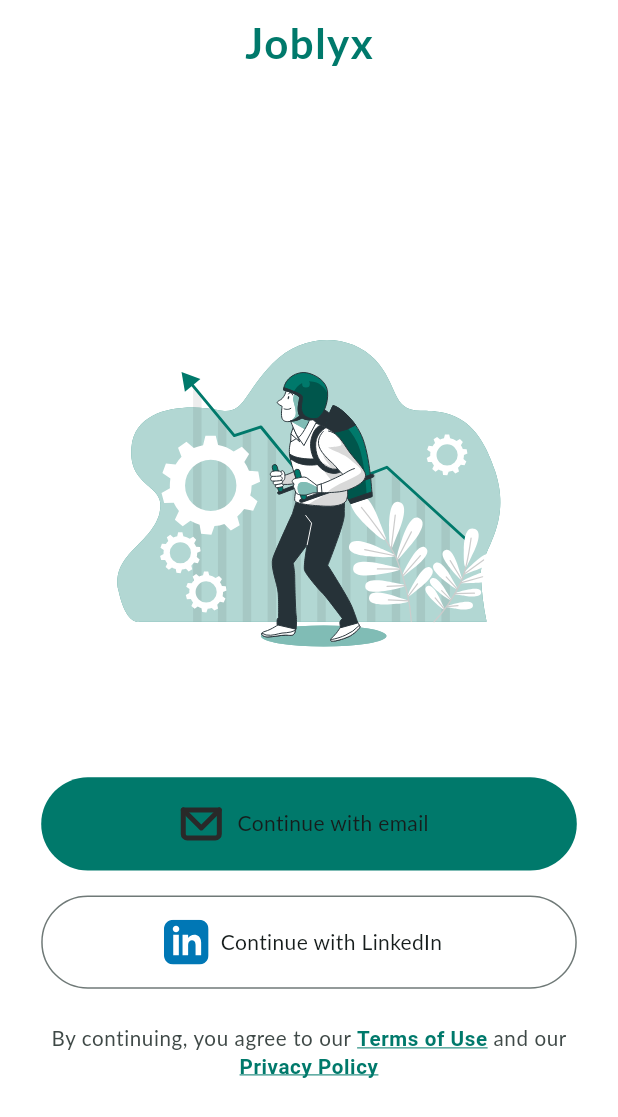
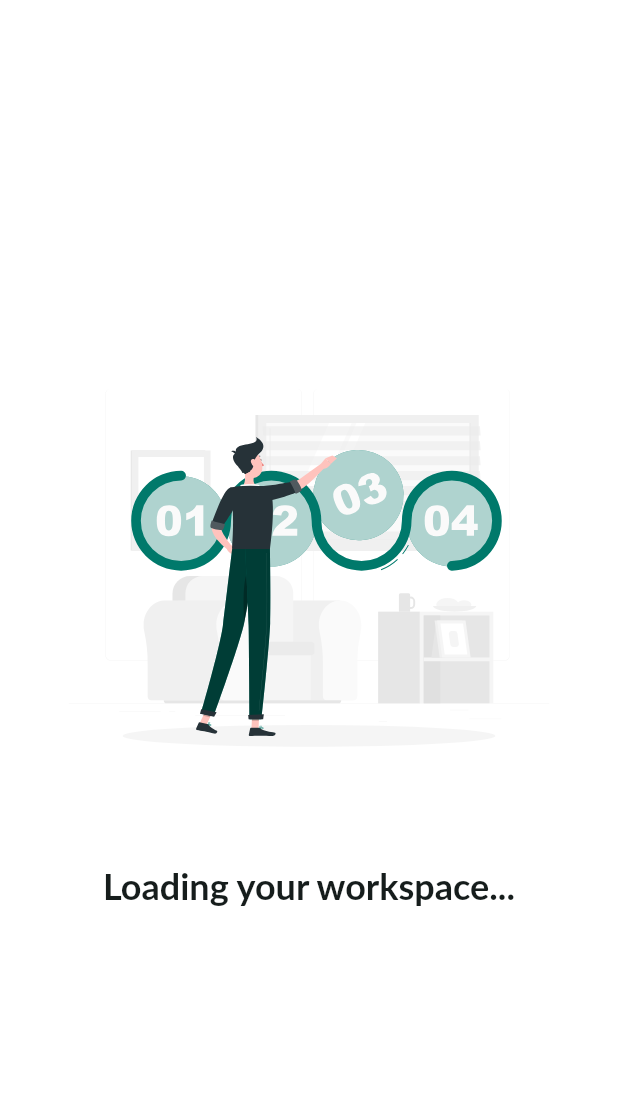
Before and after one commit to AlexisIvan2000/Joblyx_v2, a Flutter app: the screen it shows after launch, after a tap on "Continue with LinkedIn", on a phone screen of 412 x 824 dp. Shown: the top 1117 px of the screen. Run offline on Flutter 3.47's test engine with Material 3 defaults, Android fonts, the phone set to English and light mode, and no system bars; our stand-ins replace flutter_screenutil, flutter_svg, google_fonts.

Commit message:
Implement structure for code changes with placeholders for future updates

```diff
--- a/frontend/assets/i18n/en.json
+++ b/frontend/assets/i18n/en.json
@@ -46,5 +46,9 @@
         "no_password": "Password is required",
         "invalid_password": "Password must be at least 8 characters\nand contain a special character"
 
+    },
+
+    "loading": {
+        "loading": "Loading your workspace..."
     }
 }
--- a/frontend/assets/i18n/fr.json
+++ b/frontend/assets/i18n/fr.json
@@ -47,5 +47,9 @@
         "invalid_password": "Le mot de passe doit comporter au moins 8 caractères\net contenir au moins un caractère spécial"
 
 
+    },
+
+    "loading": {
+        "loading": "Chargement de votre espace de travail..."
     }
 }
--- a/frontend/lib/core/screens/first_page.dart
+++ b/frontend/lib/core/screens/first_page.dart
@@ -2,6 +2,7 @@
 import 'package:flutter_screenutil/flutter_screenutil.dart';
 import 'package:frontend/core/l10n/app_localizations.dart';
 import 'package:flutter_svg/flutter_svg.dart';
+import 'package:frontend/core/screens/loading_transition.dart';
 import 'package:frontend/features/authentication/presentation/screens/login_screen.dart';
 import 'package:url_launcher/url_launcher.dart';
 import 'package:flutter/gestures.dart';
@@ -70,6 +71,9 @@
                 height: 52.h,
                 child: OutlinedButton.icon(
                   onPressed: () {
+                    Navigator.of(context).push(
+                      MaterialPageRoute(builder: (_) => const LoadingTransition()),
+                    );
                   },
                   label: Text(
                     t.t("first_page.continue_with_linkedin"),
--- a/frontend/lib/core/screens/loading_transition.dart
+++ b/frontend/lib/core/screens/loading_transition.dart
@@ -0,0 +1,46 @@
+import 'package:flutter/material.dart';
+import 'package:flutter_screenutil/flutter_screenutil.dart';
+import 'package:frontend/core/l10n/app_localizations.dart';
+import 'package:flutter_svg/flutter_svg.dart';
+
+class LoadingTransition extends StatefulWidget {
+  const LoadingTransition({super.key});
+
+  @override
+  State<LoadingTransition> createState() => _LoadingTransitionState();
+}
+
+class _LoadingTransitionState  extends State<LoadingTransition>{
+  @override
+  Widget build(BuildContext context) {
+    final theme = Theme.of(context);
+    final cs = theme.colorScheme;
+    final t = AppLocalizations.of(context);
+    return Scaffold(
+      body: SafeArea(
+        child: Center(
+          child: Column(
+            mainAxisAlignment: MainAxisAlignment.center,
+            children: [
+              SvgPicture.asset(
+                'assets/images/processing.svg',
+                width: 280.w,
+                height: 280.h,
+              ),
+              SizedBox(height: 20.h),
+              Text(
+                t.t('loading.loading'),
+                style: theme.textTheme.headlineSmall?.copyWith(
+                  color: cs.onSurface,
+                  fontWeight: FontWeight.bold,
+                ),
+              ),
+            ],
+          )
+        ),
+      ),
+    );
+  }
+
+
+}
--- a/frontend/pubspec.yaml
+++ b/frontend/pubspec.yaml
@@ -30,6 +30,7 @@
     - assets/images/email_icon.svg
     - assets/images/linkedin_logo.svg
     - assets/images/joblyx_logo.png
+    - assets/images/processing.svg
 
   fonts:
     - family: Lato
```
Also changed, not shown: frontend/assets/images/processing.svg (added).
